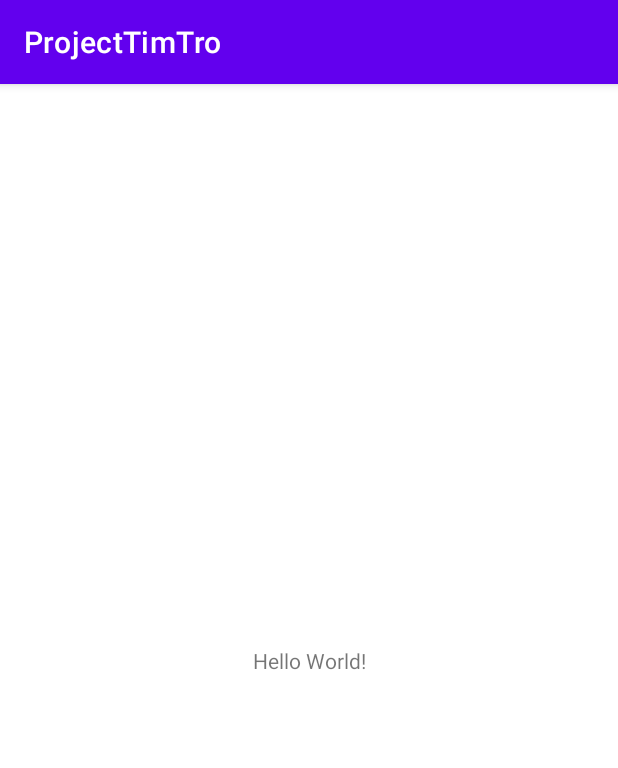
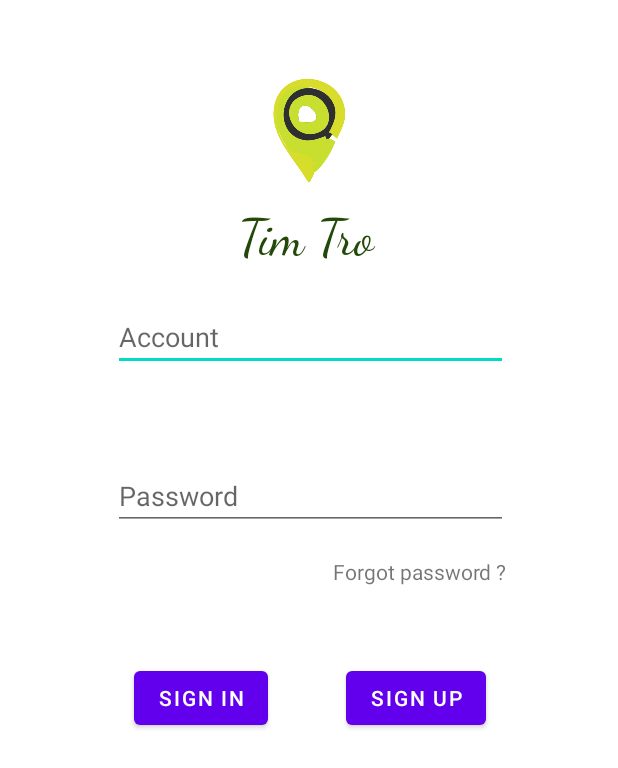
Before and after one commit to Thienntse151530/Application_PRM, an Android app: the screen it shows after launch (MainActivity before the commit, SignInActivity after it), on a phone screen of 412 x 824 dp. Shown: the top 768 px of the screen. Run offline under Robolectric (Android 15) with nearby library versions, the phone set to English and light mode, and no system bars.

Commit message:
update login mobile

```diff
--- a/app/build.gradle
+++ b/app/build.gradle
@@ -32,7 +32,11 @@ dependencies {
     implementation 'androidx.appcompat:appcompat:1.4.1'
     implementation 'com.google.android.material:material:1.5.0'
     implementation 'androidx.constraintlayout:constraintlayout:2.1.3'
-    testImplementation 'junit:junit:4.+'
+    implementation 'com.squareup.retrofit2:retrofit:2.7.1'
+    implementation 'com.squareup.retrofit2:converter-gson:2.7.1'
+    implementation 'com.google.code.gson:gson:2.8.7'
+    annotationProcessor 'org.projectlombok:lombok:1.18.12'
+    testImplementation 'junit:junit:'
     androidTestImplementation 'androidx.test.ext:junit:1.1.3'
     androidTestImplementation 'androidx.test.espresso:espresso-core:3.4.0'
 }
--- a/app/src/main/AndroidManifest.xml
+++ b/app/src/main/AndroidManifest.xml
@@ -1,8 +1,10 @@
 <?xml version="1.0" encoding="utf-8"?>
 <manifest xmlns:android="http://schemas.android.com/apk/res/android"
     package="com.example.projecttimtro">
+    <uses-permission android:name="android.permission.INTERNET" />
 
     <application
+        android:usesCleartextTraffic="true"
         android:allowBackup="true"
         android:icon="@mipmap/ic_launcher"
         android:label="@string/app_name"
@@ -10,7 +12,7 @@
         android:supportsRtl="true"
         android:theme="@style/Theme.ProjectTimTro">
         <activity
-            android:name=".MainActivity"
+            android:name=".activity.SignInActivity"
             android:exported="true">
             <intent-filter>
                 <action android:name="android.intent.action.MAIN" />
--- a/app/src/main/java/com/example/projecttimtro/MainActivity.java
+++ /dev/null
@@ -1,14 +0,0 @@
-package com.example.projecttimtro;
-
-import androidx.appcompat.app.AppCompatActivity;
-
-import android.os.Bundle;
-
-public class MainActivity extends AppCompatActivity {
-
-    @Override
-    protected void onCreate(Bundle savedInstanceState) {
-        super.onCreate(savedInstanceState);
-        setContentView(R.layout.activity_main);
-    }
-}
--- /dev/null
+++ b/app/src/main/java/com/example/projecttimtro/activity/SignInActivity.java
@@ -0,0 +1,92 @@
+package com.example.projecttimtro.activity;
+
+import androidx.appcompat.app.AppCompatActivity;
+
+import android.os.Bundle;
+import android.util.Log;
+import android.view.View;
+import android.widget.Button;
+import android.widget.TextView;
+import android.widget.Toast;
+
+import com.example.projecttimtro.R;
+import com.example.projecttimtro.models.auth.MessageSignInModel;
+import com.example.projecttimtro.models.auth.UserModel;
+import com.example.projecttimtro.services.Api_Services;
+import com.example.projecttimtro.services.Instance;
+
+import java.util.List;
+
+import retrofit2.Call;
+import retrofit2.Callback;
+import retrofit2.Response;
+
+public class SignInActivity extends AppCompatActivity implements Instance {
+
+    Button btnSignIn;
+    TextView txtAccount;
+    TextView txtPassword;
+    private void bindingAction(){
+        btnSignIn.setOnClickListener(this::onClick);
+    }
+
+    private void onClick(View view) {
+        UserModel user_model = new UserModel();
+        user_model.setAccount(txtAccount.getText().toString());
+        user_model.setPassword(txtPassword.getText().toString());
+        putAuthSignInUser(user_model);
+        getAuthSignInUser();
+    }
+
+    private void bindingElement(){
+        btnSignIn = findViewById(R.id.btnSignIn);
+        txtAccount = findViewById(R.id.txtAccount);
+        txtPassword = findViewById(R.id.txtPassword);
+    }
+
+    public void putAuthSignInUser(UserModel user_model) {
+        Api_Services rest_api = retrofit.create(Api_Services.class);
+        rest_api.authUser(user_model)
+                .enqueue(new Callback<List<UserModel>>() {
+
+                    @Override
+                    public void onResponse(Call<List<UserModel>> call, Response<List<UserModel>> response) {
+                        if(response.code() == 200){
+                            Log.i("ActionSuccessfully","Put data successfully!!!"+response.toString());
+                            //Toast.makeText(SignInActivity.this,"Put data successfully!!!",Toast.LENGTH_LONG).show();
+                        }
+                    }
+
+                    @Override
+                    public void onFailure(Call<List<UserModel>> call, Throwable t) {
+                        Log.i("ActionFailed","Put data failed!!!"+t.toString());
+                        //Toast.makeText(SignInActivity.this,"Put data failed!!!",Toast.LENGTH_LONG).show();
+                    }
+                });
+    }
+
+    public void getAuthSignInUser(){
+        Api_Services rest_api = retrofit.create(Api_Services.class);
+        rest_api.getToken()
+                .enqueue(new Callback<MessageSignInModel>() {
+                    @Override
+                    public void onResponse(Call<MessageSignInModel> call, Response<MessageSignInModel> response) {
+                        MessageSignInModel messageSignInModel = response.body();
+                        Log.i("ActionSuccessfully","Get data successfully!!!"+"code:"+messageSignInModel.getCode()+"- Token:"+messageSignInModel.getToken());
+                    }
+
+                    @Override
+                    public void onFailure(Call<MessageSignInModel> call, Throwable t) {
+                        Log.i("ActionFailed","Get data failed!!!"+t.toString());
+                    }
+                });
+    }
+
+    @Override
+    protected void onCreate(Bundle savedInstanceState) {
+        super.onCreate(savedInstanceState);
+        setContentView(R.layout.activity_main);
+        bindingElement();
+        bindingAction();
+    }
+}
--- /dev/null
+++ b/app/src/main/java/com/example/projecttimtro/services/Api_Services.java
@@ -0,0 +1,21 @@
+package com.example.projecttimtro.services;
+
+import com.example.projecttimtro.models.auth.MessageSignInModel;
+import com.example.projecttimtro.models.auth.UserModel;
+
+import java.util.List;
+
+import retrofit2.Call;
+import retrofit2.http.Body;
+import retrofit2.http.GET;
+import retrofit2.http.PUT;
+
+public interface Api_Services {
+    //GET
+    @GET("/getAuthSignIn")
+    Call<MessageSignInModel> getToken();
+
+    //PUT
+    @PUT("/putAuthSignIn")
+    Call<List<UserModel>> authUser(@Body UserModel body);
+}
--- a/app/src/main/res/layout/activity_main.xml
+++ b/app/src/main/res/layout/activity_main.xml
@@ -2,17 +2,103 @@
 <androidx.constraintlayout.widget.ConstraintLayout xmlns:android="http://schemas.android.com/apk/res/android"
     xmlns:app="http://schemas.android.com/apk/res-auto"
     xmlns:tools="http://schemas.android.com/tools"
+    android:id="@+id/btnLogin"
     android:layout_width="match_parent"
     android:layout_height="match_parent"
-    tools:context=".MainActivity">
+    tools:context=".activity.SignInActivity">
+
+    <EditText
+        android:id="@+id/txtAccount"
+        android:layout_width="263dp"
+        android:layout_height="42dp"
+        android:layout_marginStart="75dp"
+        android:layout_marginTop="26dp"
+        android:layout_marginEnd="74dp"
+        android:ems="10"
+        android:hint="Account"
+        android:inputType="text"
+        app:layout_constraintEnd_toEndOf="parent"
+        app:layout_constraintStart_toStartOf="parent"
+        app:layout_constraintTop_toBottomOf="@+id/tvBranch" />
+
+    <EditText
+        android:id="@+id/txtPassword"
+        android:layout_width="263dp"
+        android:layout_height="42dp"
+        android:layout_marginStart="75dp"
+        android:layout_marginTop="64dp"
+        android:layout_marginEnd="74dp"
+        android:ems="10"
+        android:hint="Password"
+        android:inputType="text"
+        app:layout_constraintEnd_toEndOf="parent"
+        app:layout_constraintStart_toStartOf="parent"
+        app:layout_constraintTop_toBottomOf="@+id/txtAccount" />
+
+    <Button
+        android:id="@+id/btnSignIn"
+        android:layout_width="wrap_content"
+        android:layout_height="wrap_content"
+        android:layout_marginStart="101dp"
+        android:layout_marginTop="88dp"
+        android:layout_marginEnd="26dp"
+        android:text="Sign In"
+        app:layout_constraintEnd_toStartOf="@+id/btnSignUp"
+        app:layout_constraintStart_toStartOf="parent"
+        app:layout_constraintTop_toBottomOf="@+id/txtPassword" />
 
     <TextView
+        android:id="@+id/tvForgotPass"
         android:layout_width="wrap_content"
         android:layout_height="wrap_content"
-        android:text="Hello World!"
-        app:layout_constraintBottom_toBottomOf="parent"
-        app:layout_constraintLeft_toLeftOf="parent"
-        app:layout_constraintRight_toRightOf="parent"
-        app:layout_constraintTop_toTopOf="parent" />
+        android:layout_marginStart="221dp"
+        android:layout_marginTop="18dp"
+        android:layout_marginEnd="74dp"
+        android:layout_marginBottom="51dp"
+        android:text="Forgot password ?"
+        app:layout_constraintBottom_toTopOf="@+id/btnSignUp"
+        app:layout_constraintEnd_toEndOf="parent"
+        app:layout_constraintStart_toStartOf="parent"
+        app:layout_constraintTop_toBottomOf="@+id/txtPassword" />
+
+    <Button
+        android:id="@+id/btnSignUp"
+        android:layout_width="wrap_content"
+        android:layout_height="wrap_content"
+        android:layout_marginStart="26dp"
+        android:layout_marginTop="88dp"
+        android:layout_marginEnd="100dp"
+        android:text="Sign Up"
+        app:layout_constraintEnd_toEndOf="parent"
+        app:layout_constraintStart_toEndOf="@+id/btnSignIn"
+        app:layout_constraintTop_toBottomOf="@+id/txtPassword" />
+
+    <ImageView
+        android:id="@+id/imageView"
+        android:layout_width="100dp"
+        android:layout_height="77dp"
+        android:layout_marginStart="155dp"
+        android:layout_marginTop="45dp"
+        android:layout_marginEnd="156dp"
+        app:layout_constraintEnd_toEndOf="parent"
+        app:layout_constraintStart_toStartOf="parent"
+        app:layout_constraintTop_toTopOf="parent"
+        app:srcCompat="@drawable/logo" />
+
+    <TextView
+        android:id="@+id/tvBranch"
+        android:layout_width="96dp"
+        android:layout_height="41dp"
+        android:layout_marginStart="155dp"
+        android:layout_marginTop="15dp"
+        android:layout_marginEnd="160dp"
+        android:fontFamily="cursive"
+        android:text="Tim Tro"
+        android:textAlignment="center"
+        android:textColor="#234908"
+        android:textSize="34sp"
+        app:layout_constraintEnd_toEndOf="parent"
+        app:layout_constraintStart_toStartOf="parent"
+        app:layout_constraintTop_toBottomOf="@+id/imageView" />
 
 </androidx.constraintlayout.widget.ConstraintLayout>
--- a/app/src/main/res/values-night/themes.xml
+++ b/app/src/main/res/values-night/themes.xml
@@ -1,6 +1,6 @@
 <resources xmlns:tools="http://schemas.android.com/tools">
     <!-- Base application theme. -->
-    <style name="Theme.ProjectTimTro" parent="Theme.MaterialComponents.DayNight.DarkActionBar">
+    <style name="Theme.ProjectTimTro" parent="Theme.MaterialComponents.DayNight.NoActionBar">
         <!-- Primary brand color. -->
         <item name="colorPrimary">@color/purple_200</item>
         <item name="colorPrimaryVariant">@color/purple_700</item>
--- a/app/src/main/res/values/themes.xml
+++ b/app/src/main/res/values/themes.xml
@@ -1,6 +1,6 @@
 <resources xmlns:tools="http://schemas.android.com/tools">
     <!-- Base application theme. -->
-    <style name="Theme.ProjectTimTro" parent="Theme.MaterialComponents.DayNight.DarkActionBar">
+    <style name="Theme.ProjectTimTro" parent="Theme.MaterialComponents.DayNight.NoActionBar">
         <!-- Primary brand color. -->
         <item name="colorPrimary">@color/purple_500</item>
         <item name="colorPrimaryVariant">@color/purple_700</item>
```
Also changed, not shown: app/src/main/java/com/example/projecttimtro/models/auth/MessageSignInModel.java (added, +22 -0 lines), app/src/main/java/com/example/projecttimtro/models/auth/UserModel.java (added, +59 -0 lines), app/src/main/java/com/example/projecttimtro/services/Instance.java (added, +14 -0 lines), app/src/main/res/drawable/logo.png (added).
